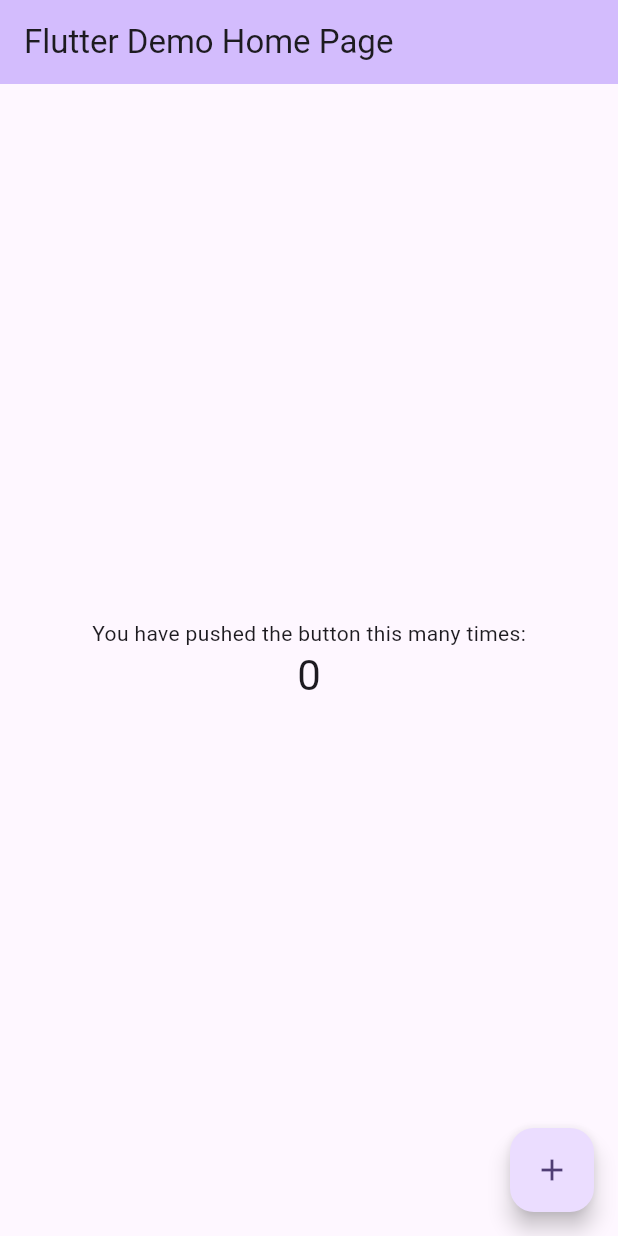
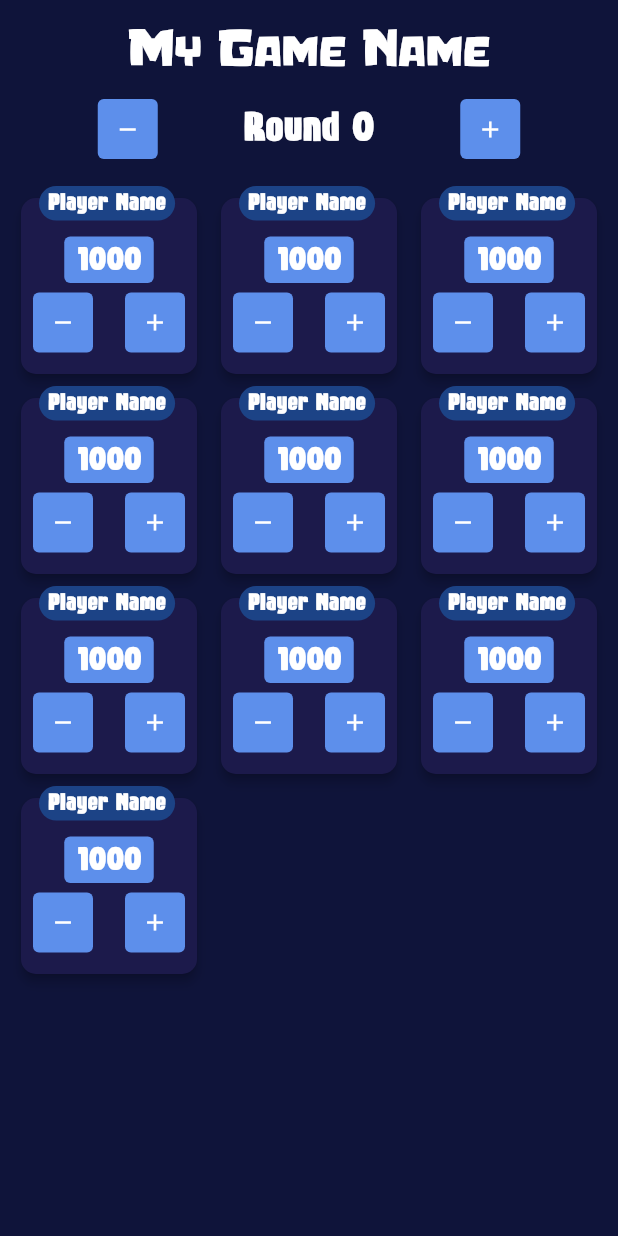
Before and after one commit to jbikeler/score_savvy, a Flutter app: the screen it shows after launch, on a phone screen of 412 x 824 dp. Run offline on Flutter 3.47's test engine with Material 3 defaults, Android fonts, the light colour scheme and no system bars; our stand-ins replace flutter_riverpod.

Commit message:
refactored ui design. added colored name bubbles

```diff
--- a/score_savvy_app/analysis_options.yaml
+++ b/score_savvy_app/analysis_options.yaml
@@ -8,6 +8,10 @@
 # The following line activates a set of recommended lints for Flutter apps,
 # packages, and plugins designed to encourage good coding practices.
 include: package:flutter_lints/flutter.yaml
+
+analyzer:
+  plugins:
+    - custom_lint
 
 linter:
   # The lint rules applied to this project can be customized in the
--- a/score_savvy_app/lib/main.dart
+++ b/score_savvy_app/lib/main.dart
@@ -1,125 +1,27 @@
 import 'package:flutter/material.dart';
+import 'package:flutter_riverpod/flutter_riverpod.dart';
+import 'package:score_savvy_app/screen/home_screen.dart';
 
 void main() {
-  runApp(const MyApp());
+  runApp(
+    const ProviderScope(
+      child: MyApp()
+    )
+  );
 }
 
 class MyApp extends StatelessWidget {
   const MyApp({super.key});
 
-  // This widget is the root of your application.
   @override
   Widget build(BuildContext context) {
     return MaterialApp(
       title: 'Flutter Demo',
       theme: ThemeData(
-        // This is the theme of your application.
-        //
-        // TRY THIS: Try running your application with "flutter run". You'll see
-        // the application has a blue toolbar. Then, without quitting the app,
-        // try changing the seedColor in the colorScheme below to Colors.green
-        // and then invoke "hot reload" (save your changes or press the "hot
-        // reload" button in a Flutter-supported IDE, or press "r" if you used
-        // the command line to start the app).
-        //
-        // Notice that the counter didn't reset back to zero; the application
-        // state is not lost during the reload. To reset the state, use hot
-        // restart instead.
-        //
-        // This works for code too, not just values: Most code changes can be
-        // tested with just a hot reload.
         colorScheme: ColorScheme.fromSeed(seedColor: Colors.deepPurple),
         useMaterial3: true,
       ),
-      home: const MyHomePage(title: 'Flutter Demo Home Page'),
+      home: HomePage(),
     );
   }
 }
-
-class MyHomePage extends StatefulWidget {
-  const MyHomePage({super.key, required this.title});
-
-  // This widget is the home page of your application. It is stateful, meaning
-  // that it has a State object (defined below) that contains fields that affect
-  // how it looks.
-
-  // This class is the configuration for the state. It holds the values (in this
-  // case the title) provided by the parent (in this case the App widget) and
-  // used by the build method of the State. Fields in a Widget subclass are
-  // always marked "final".
-
-  final String title;
-
-  @override
-  State<MyHomePage> createState() => _MyHomePageState();
-}
-
-class _MyHomePageState extends State<MyHomePage> {
-  int _counter = 0;
-
-  void _incrementCounter() {
-    setState(() {
-      // This call to setState tells the Flutter framework that something has
-      // changed in this State, which causes it to rerun the build method below
-      // so that the display can reflect the updated values. If we changed
-      // _counter without calling setState(), then the build method would not be
-      // called again, and so nothing would appear to happen.
-      _counter++;
-    });
-  }
-
-  @override
-  Widget build(BuildContext context) {
-    // This method is rerun every time setState is called, for instance as done
-    // by the _incrementCounter method above.
-    //
-    // The Flutter framework has been optimized to make rerunning build methods
-    // fast, so that you can just rebuild anything that needs updating rather
-    // than having to individually change instances of widgets.
-    return Scaffold(
-      appBar: AppBar(
-        // TRY THIS: Try changing the color here to a specific color (to
-        // Colors.amber, perhaps?) and trigger a hot reload to see the AppBar
-        // change color while the other colors stay the same.
-        backgroundColor: Theme.of(context).colorScheme.inversePrimary,
-        // Here we take the value from the MyHomePage object that was created by
-        // the App.build method, and use it to set our appbar title.
-        title: Text(widget.title),
-      ),
-      body: Center(
-        // Center is a layout widget. It takes a single child and positions it
-        // in the middle of the parent.
-        child: Column(
-          // Column is also a layout widget. It takes a list of children and
-          // arranges them vertically. By default, it sizes itself to fit its
-          // children horizontally, and tries to be as tall as its parent.
-          //
-          // Column has various properties to control how it sizes itself and
-          // how it positions its children. Here we use mainAxisAlignment to
-          // center the children vertically; the main axis here is the vertical
-          // axis because Columns are vertical (the cross axis would be
-          // horizontal).
-          //
-          // TRY THIS: Invoke "debug painting" (choose the "Toggle Debug Paint"
-          // action in the IDE, or press "p" in the console), to see the
-          // wireframe for each widget.
-          mainAxisAlignment: MainAxisAlignment.center,
-          children: <Widget>[
-            const Text(
-              'You have pushed the button this many times:',
-            ),
-            Text(
-              '$_counter',
-              style: Theme.of(context).textTheme.headlineMedium,
-            ),
-          ],
-        ),
-      ),
-      floatingActionButton: FloatingActionButton(
-        onPressed: _incrementCounter,
-        tooltip: 'Increment',
-        child: const Icon(Icons.add),
-      ), // This trailing comma makes auto-formatting nicer for build methods.
-    );
-  }
-}
--- /dev/null
+++ b/score_savvy_app/lib/models/player_model.dart
@@ -0,0 +1,10 @@
+class Players{
+  List<Player> playerList = [];
+}
+
+class Player {
+  String name;
+  int points = 0;
+
+  Player({required this.name});
+}
--- /dev/null
+++ b/score_savvy_app/lib/screen/home_screen.dart
@@ -0,0 +1,240 @@
+import 'package:flutter/material.dart';
+import 'dart:math' as math;
+
+class HomePage extends StatelessWidget {
+  @override
+
+  String gameName = 'My Game Name';
+  int roundCount = 0;
+  Color themeColor = const Color.fromARGB(255, 93, 143, 235); //put in provider
+
+  Widget build(BuildContext context) {
+    return Scaffold(
+      backgroundColor: const Color.fromARGB(255, 15, 20, 58),
+      body: SafeArea(
+        child: Column(
+          crossAxisAlignment: CrossAxisAlignment.stretch,
+          children: [
+            Container(
+              padding: const EdgeInsets.all(8.0),
+              color: const Color.fromARGB(255, 15, 20, 58),
+              child: Column(
+                crossAxisAlignment: CrossAxisAlignment.start,
+                children: [
+                  Center(
+                    child: Text(
+                      gameName,
+                      style: const TextStyle(
+                        fontFamily: 'Scrubland',
+                        color: Colors.white,
+                        fontSize: 35
+                      ),
+                    )
+                  ),
+                  const SizedBox(height: 8.0),
+//START Round Header
+                  Row(
+                    mainAxisAlignment: MainAxisAlignment.spaceEvenly,
+                    children: [
+//START Decrement Round Btn
+                      SizedBox(
+                        width: 40,
+                        height: 40,
+                        child: Container(
+                          decoration: BoxDecoration(
+                            color: themeColor,
+                            borderRadius: const BorderRadius.all(Radius.circular(4))),
+                          child: TextButton(
+                            onPressed: () {
+                              if (roundCount > 0){
+                                roundCount--;
+                                print(roundCount);
+                              }
+                            },
+                            style: TextButton.styleFrom(
+                              padding: EdgeInsets.zero,
+                              shape: const RoundedRectangleBorder()),
+                            child: const Icon(
+                              Icons.remove,
+                              color: Colors.white,
+                              ),
+                          ),
+                        ),
+                      ),
+//END Decrement Round Btn
+//START Round Text
+                      Text(
+                        'Round $roundCount',
+                        style: const TextStyle(
+                          color: Colors.white,
+                          fontFamily: 'Wolfskin',
+                          fontSize: 28,
+                        ),
+                      ),
+//END Round Text
+//START Increment Round Btn
+                      SizedBox(
+                        width: 40,
+                        height: 40,
+                        child: Container(
+                          decoration: BoxDecoration(
+                            color: themeColor,
+                            borderRadius: const BorderRadius.all(Radius.circular(4))),
+                          child: TextButton(
+                            onPressed: () {
+                                roundCount++;
+                                print(roundCount);
+                            },
+                            style: TextButton.styleFrom(
+                              padding: EdgeInsets.zero,
+                              shape: const RoundedRectangleBorder()),
+                            child: const Icon(
+                              Icons.add,
+                              color: Colors.white,
+                            ),
+                          ),
+                        ),
+                      ),
+//END Increment Round Btn
+                    ],
+                  ),
+//END Round Header
+                ],
+              ),
+            ),
+            const SizedBox(
+              height: 10,
+            ),
+            Expanded(
+              child: SingleChildScrollView(
+                child: Container(
+                  padding: const EdgeInsets.symmetric(horizontal: 6.0),
+                  child: GridView.count(
+                    physics: const NeverScrollableScrollPhysics(),
+                    crossAxisCount: 3, // You can change this value to adjust the number of columns
+                    shrinkWrap: true,
+                    children: List.generate(10, (index) {
+                      return Center(
+                        child: SquareCard(playerName: "Player Name", playerColor: Color((math.Random().nextDouble() * 0xFFFFFF).toInt()).withOpacity(1.0),),
+                      );
+                    }),
+                  ),
+                ),
+              ),
+            ),
+          ],
+        ),
+      ),
+    );
+  }
+}
+
+class SquareCard extends StatelessWidget {
+  final String playerName;
+  final Color playerColor;
+
+  SquareCard({Key? key, required this.playerName, required this.playerColor}) : super(key: key);
+  Color themeColor = const Color.fromARGB(255, 93, 143, 235); //put in provider
+
+  @override
+  Widget build(BuildContext context) {
+    return Stack(
+      children: [
+        Card(
+          shape: RoundedRectangleBorder(
+            borderRadius: BorderRadius.circular(10.0)
+          ),
+          color: const Color.fromARGB(255, 28, 26, 75),
+          elevation: 3,
+          margin: const EdgeInsets.all(8),
+          child: Padding(
+            padding: const EdgeInsets.all(8.0),
+            child: Column(
+              mainAxisAlignment: MainAxisAlignment.spaceEvenly,
+              children: [
+                const SizedBox(
+                  height: 5,
+                ),
+                Container(
+                  padding: const EdgeInsets.fromLTRB(8, 0, 8, 0),
+                  decoration: BoxDecoration(
+                    color: themeColor,
+                    borderRadius: const BorderRadius.all(Radius.circular(4))),
+                  child: const Text(
+                    '1000',
+                    style: TextStyle(
+                      fontSize: 22,
+                      fontFamily: 'Wolfskin',
+                      color: Colors.white
+                    ),
+                  ),
+                ),
+                Row(
+                  children: [
+                    SizedBox(
+                      width: 40,
+                      height: 40,
+                      child: Container(
+                        decoration: const BoxDecoration(
+                          color: Color.fromARGB(255, 93, 143, 235),
+                          borderRadius: BorderRadius.all(Radius.circular(4))),
+                        child: TextButton(
+                          onPressed: () {},
+                          style: TextButton.styleFrom(
+                            padding: EdgeInsets.zero,
+                            shape: const RoundedRectangleBorder()),
+                          child: const Icon(
+                            Icons.remove,
+                            color: Colors.white,
+                          ),
+                        ),
+                      ),
+                    ),
+                    Expanded(child: Container()),
+                    SizedBox(
+                      width: 40,
+                      height: 40,
+                      child: Container(
+                        decoration: BoxDecoration(
+                          color: themeColor,
+                          borderRadius: const BorderRadius.all(Radius.circular(4))),
+                        child: TextButton(
+                          onPressed: () {},
+                          style: TextButton.styleFrom(
+                            padding: EdgeInsets.zero,
+                            shape: const RoundedRectangleBorder()),
+                          child: const Icon(
+                            Icons.add,
+                            color: Colors.white,
+                          ),
+                        ),
+                      ),
+                    ),
+                  ],
+                ),
+              ],
+            ),
+          ),
+        ),
+        Positioned(
+          left: 20,
+          child: Container(
+            padding: EdgeInsets.fromLTRB(6, 0, 6, 0),
+            decoration: BoxDecoration(
+              borderRadius: BorderRadius.circular(15),
+              color: playerColor
+            ),
+            child: Text(
+              playerName,
+              style: const TextStyle(
+                fontFamily: 'Wolfskin',
+                fontSize: 16,
+                color: Colors.white
+              ),
+            ),
+          ),
+        ),
+      ]
+    );
+  }
+}
```
Also changed, not shown: score_savvy_app/lib/widgets/add_player_widget.dart (added, +79 -0 lines), score_savvy_app/lib/widgets/add_points_widget.dart (added, +79 -0 lines), score_savvy_app/lib/widgets/gameform_widget.dart (added, +68 -0 lines), score_savvy_app/pubspec.yaml (+15 -11 lines), score_savvy_app/fonts/SCRUBLAND.otf (added), score_savvy_app/fonts/Wolfskin.otf (added), score_savvy_app/pubspec.lock.
